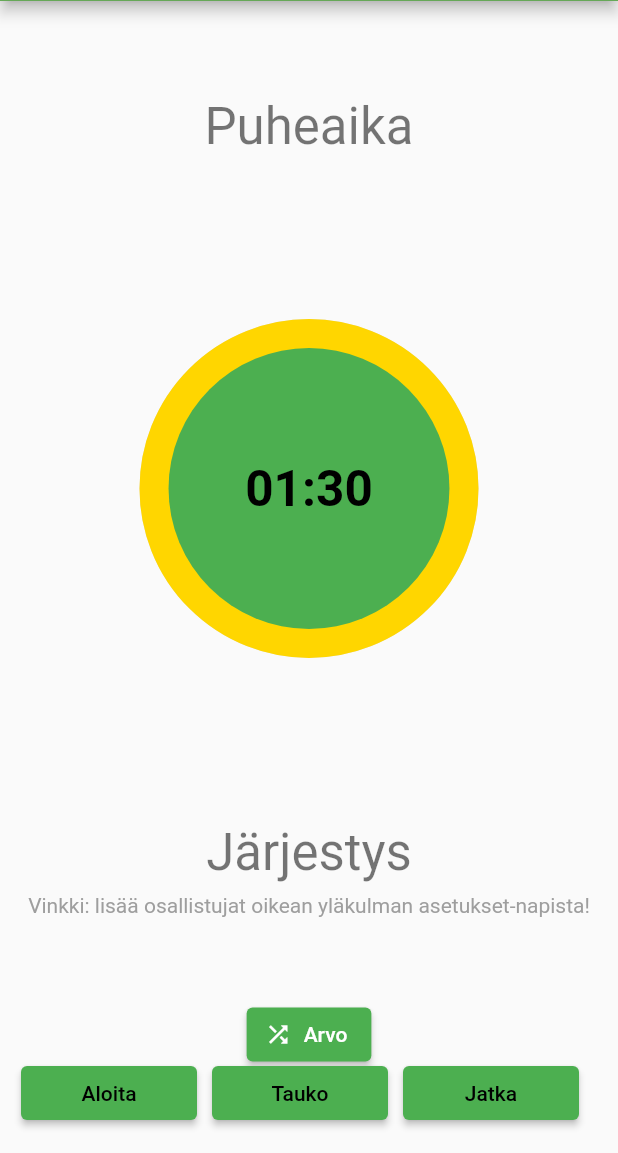
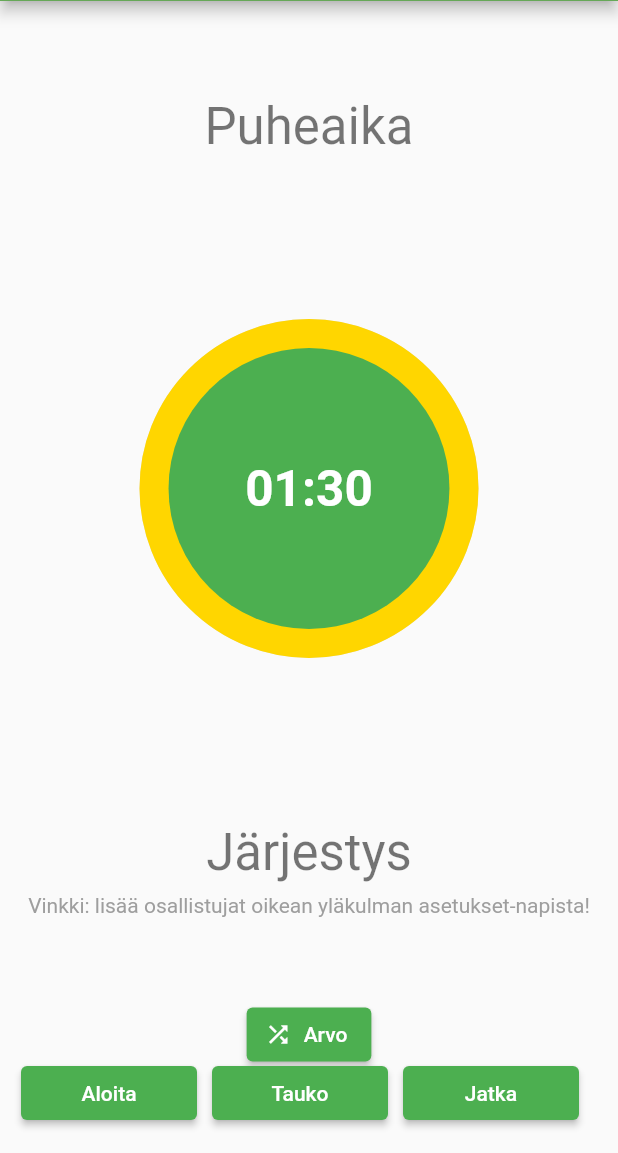
Before and after one commit to areee/flutter_participants_lottery, a Flutter app: the screen it shows after launch, on a phone screen of 412 x 824 dp, the part 83-1236 px from its top. Run offline on Flutter 3.47's test engine with Material 2 defaults, Android fonts, the phone set to English and light mode, and no system bars; drawn by our look-alikes of circular_countdown_timer; our stand-ins replace google_fonts, shared_preferences; missing offline and left inert: emoji_alert.

Commit message:
Fine-tune text colors

```diff
--- a/lib/home_page.dart
+++ b/lib/home_page.dart
@@ -195,7 +195,7 @@ class _HomePageState extends State<HomePage> {
                 strokeCap: StrokeCap.round,
                 textStyle: const TextStyle(
                     fontSize: 33.0,
-                    color: Colors.black,
+                    color: Colors.white,
                     fontWeight: FontWeight.bold),
                 textFormat: CountdownTextFormat.MM_SS,
                 isReverse: true,
--- a/lib/src/countdown_button.dart
+++ b/lib/src/countdown_button.dart
@@ -13,7 +13,7 @@ class CountdownButton extends StatelessWidget {
         child: ElevatedButton(
             child: Text(
               title,
-              style: const TextStyle(color: Colors.black),
+              style: const TextStyle(color: Colors.white),
             ),
             onPressed: onPressed,
             style: ElevatedButton.styleFrom(
```
